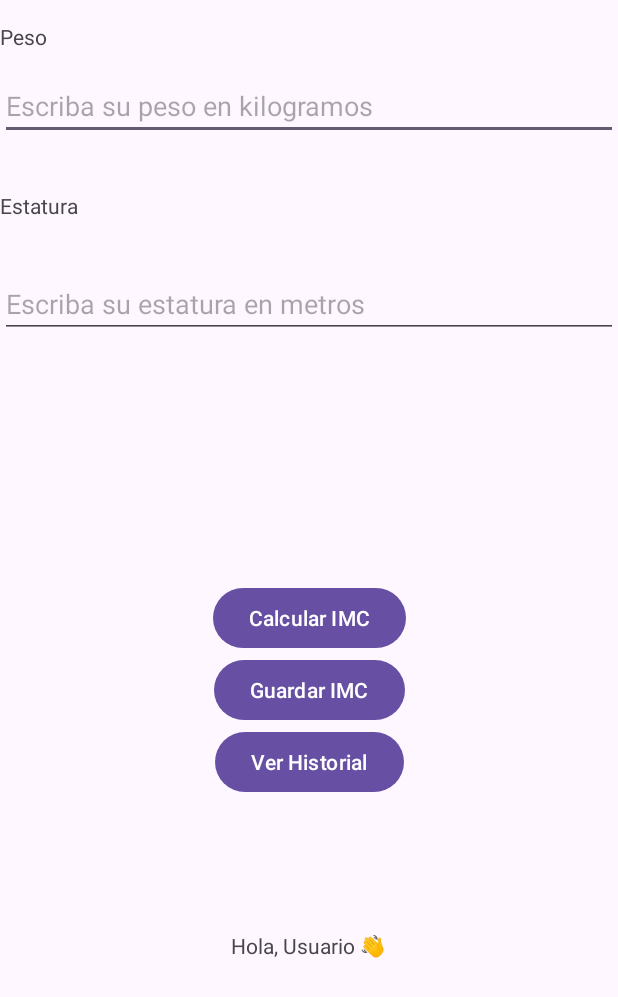
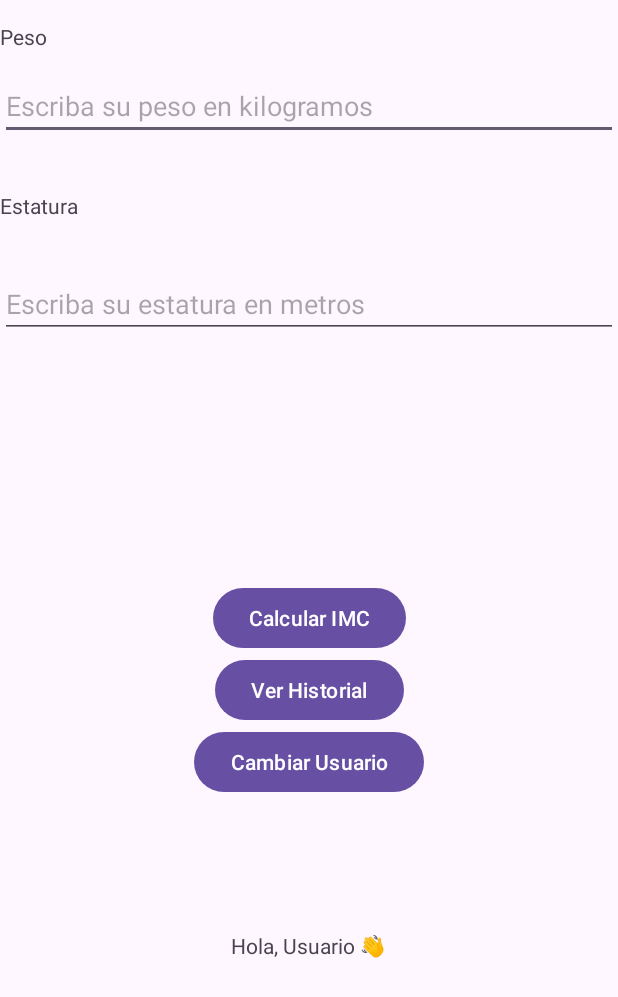
Before and after one commit to gabrieljimenezc01/calculadoraIMC, an Android app: the MainActivity screen opened directly, with no data from a screen before it, on a phone screen of 412 x 824 dp. Shown: the top 997 px of the screen. Run offline under Robolectric (Android 15) with nearby library versions, the phone set to English and light mode, and no system bars.

Commit message:
vista de tabla funcional, y cambio de usuario good

```diff
--- a/app/src/main/java/com/example/calculadoraimc/history_activity.kt
+++ b/app/src/main/java/com/example/calculadoraimc/history_activity.kt
@@ -1,5 +1,6 @@
 package com.example.calculadoraimc
 
+import android.content.Context
 import android.os.Bundle
 import android.widget.TableLayout
 import androidx.activity.enableEdgeToEdge
@@ -17,8 +18,10 @@ class history_activity : AppCompatActivity() {
         val tableLayout = findViewById<TableLayout>(R.id.tableHistorial)
         val admin = AdminSQLiteOpenHelper(this, "administracion", null, 1)
         val db = admin.readableDatabase
+        val prefs = getSharedPreferences("usuario_prefs", Context.MODE_PRIVATE)
+        val user = prefs.getString("nombre", "Usuario")
 
-        val cursor = db.rawQuery("SELECT codigo, nombre, peso, estatura, imc FROM historial", null)
+        val cursor = db.rawQuery("SELECT codigo, nombre, peso, estatura, imc FROM historial WHERE nombre = '$user'", null)
 
         if (cursor.moveToFirst()) {
             do {
--- a/app/src/main/res/layout/activity_main.xml
+++ b/app/src/main/res/layout/activity_main.xml
@@ -36,7 +36,8 @@
         app:layout_constraintBottom_toTopOf="@+id/tvEstatura"
         app:layout_constraintEnd_toEndOf="parent"
         app:layout_constraintStart_toStartOf="parent"
-        app:layout_constraintTop_toTopOf="@+id/tvPeso" />
+        app:layout_constraintTop_toTopOf="@+id/tvPeso"
+        android:inputType="number"/>
 
     <EditText
         android:id="@+id/edEstatura"
@@ -47,7 +48,8 @@
         app:layout_constraintEnd_toEndOf="parent"
         app:layout_constraintStart_toStartOf="parent"
         app:layout_constraintTop_toBottomOf="@+id/edPeso"
-        app:layout_constraintVertical_bias="0.348" />
+        app:layout_constraintVertical_bias="0.348"
+        android:inputType="numberDecimal"/>
 
     <Button
         android:id="@+id/btnIMC"
@@ -70,20 +72,20 @@
         app:layout_constraintTop_toBottomOf="@+id/btnIMC" />
 
     <Button
-        android:id="@+id/btnGuardar"
-        android:layout_width="wrap_content"
-        android:layout_height="wrap_content"
-        android:text="Guardar IMC"
-        app:layout_constraintEnd_toEndOf="parent"
-        app:layout_constraintStart_toStartOf="parent"
-        app:layout_constraintTop_toBottomOf="@+id/btnIMC" />
-    <Button
         android:id="@+id/btnhistorial"
         android:layout_width="wrap_content"
         android:layout_height="wrap_content"
         android:text="Ver Historial"
         app:layout_constraintEnd_toEndOf="parent"
         app:layout_constraintStart_toStartOf="parent"
-        app:layout_constraintTop_toBottomOf="@+id/btnGuardar" />
+        app:layout_constraintTop_toBottomOf="@+id/btnIMC" />
+    <Button
+        android:id="@+id/btnRol"
+        android:layout_width="wrap_content"
+        android:layout_height="wrap_content"
+        android:text="Cambiar Usuario"
+        app:layout_constraintEnd_toEndOf="parent"
+        app:layout_constraintStart_toStartOf="parent"
+        app:layout_constraintTop_toBottomOf="@+id/btnhistorial" />
 
 </androidx.constraintlayout.widget.ConstraintLayout>
```
Also changed, not shown: app/src/main/java/com/example/calculadoraimc/MainActivity.kt (+24 -16 lines), app/src/main/res/layout/lista_item.xml (deleted, +0 -69 lines).
